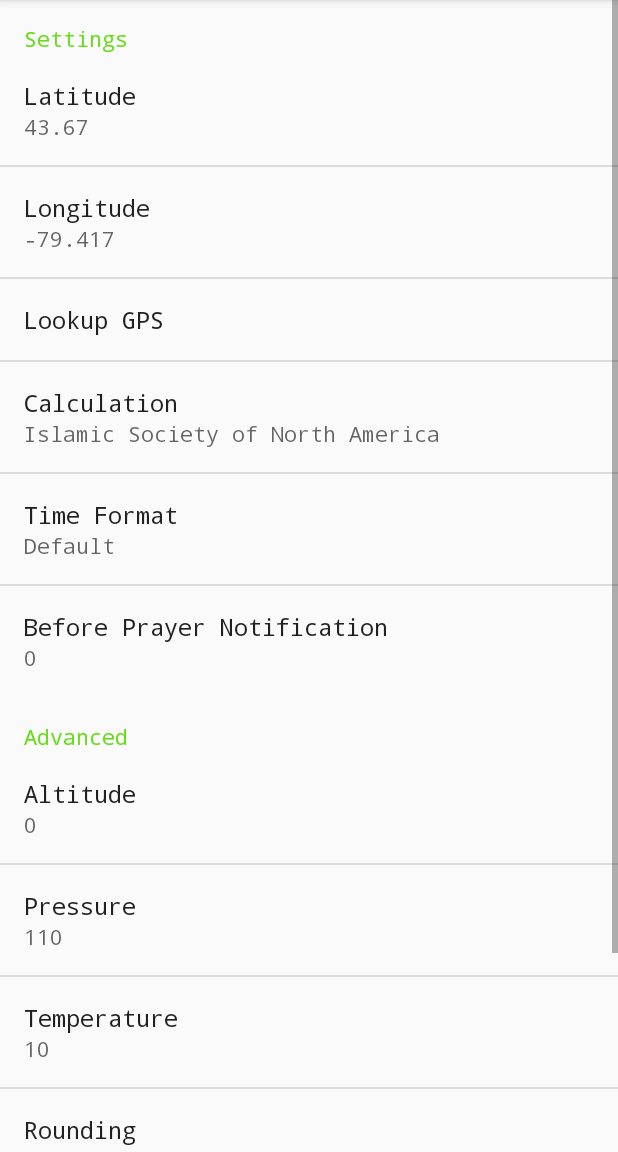
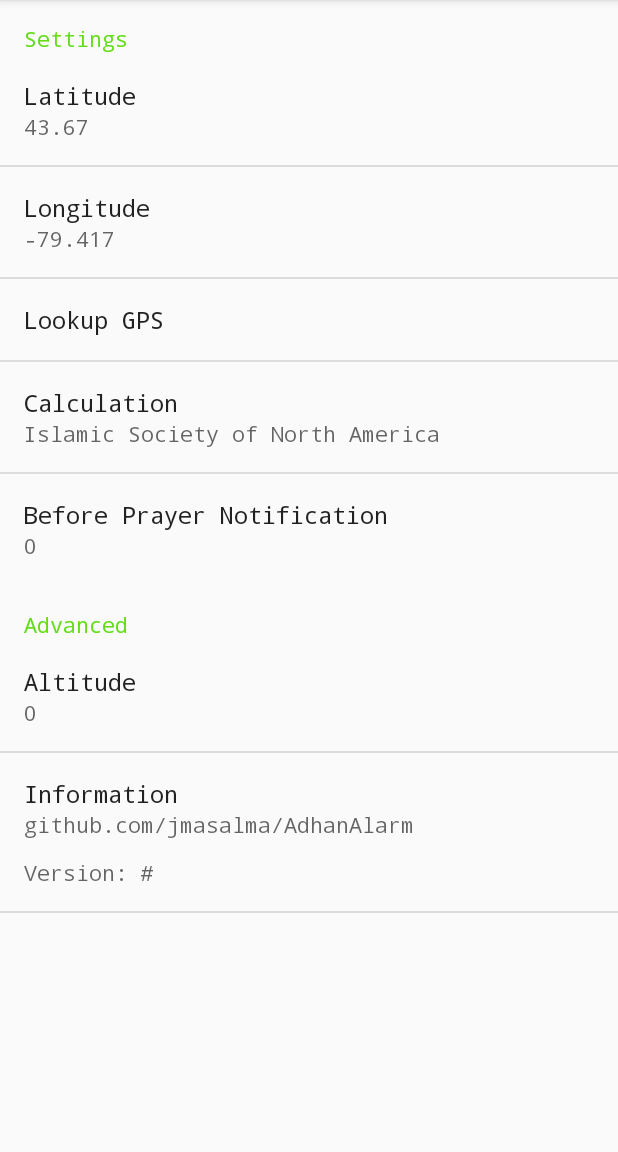
Before and after one commit to jmasalma/AdhanAlarm3, an Android app built with Jetpack Compose: the fragment SettingsFragment shown on its own in the app's theme, on a phone screen of 412 x 824 dp, the part 84-1236 px from its top. Run offline under Robolectric (Android 15) with nearby library versions, the phone set to English and light mode, and no system bars; 8 statements that could not run were skipped.

Commit message:
feat: Remove Time Format, Pressure, Temperature, Rounding, and Offset options

```diff
--- a/app/src/main/java/islam/adhanalarm/SettingsFragment.java
+++ b/app/src/main/java/islam/adhanalarm/SettingsFragment.java
@@ -33,10 +33,7 @@ public class SettingsFragment extends PreferenceFragment implements SharedPrefer
             "latitude",
             "longitude",
             "beforePrayerNotification",
-            "altitude",
-            "pressure",
-            "temperature",
-            "offsetMinutes"
+            "altitude"
     ));
     private SharedPreferences mEncryptedSharedPreferences;
     private MainViewModel mViewModel;
--- a/app/src/main/res/xml/settings.xml
+++ b/app/src/main/res/xml/settings.xml
@@ -22,13 +22,6 @@
             android:entries="@array/calculation_methods"
             android:entryValues="@array/calculation_methods_values"
             android:defaultValue="3" />
-        <ListPreference
-            android:key="timeFormatIndex"
-            android:title="@string/time_format"
-            android:summary="%s"
-            android:entries="@array/time_format"
-            android:entryValues="@array/time_format_values"
-            android:defaultValue="0" />
         <EditTextPreference
             android:key="beforePrayerNotification"
             android:title="@string/before_prayer_notification"
@@ -43,28 +36,6 @@
             android:title="@string/altitude"
             android:inputType="numberDecimal"
             android:defaultValue="0" />
-        <EditTextPreference
-            android:key="pressure"
-            android:title="@string/pressure"
-            android:inputType="numberDecimal|numberSigned"
-            android:defaultValue="110" />
-        <EditTextPreference
-            android:key="temperature"
-            android:title="@string/temperature"
-            android:inputType="numberDecimal|numberSigned"
-            android:defaultValue="10" />
-        <ListPreference
-            android:key="roundingTypesIndex"
-            android:title="@string/rounding"
-            android:summary="%s"
-            android:entries="@array/rounding_types"
-            android:entryValues="@array/rounding_types_values"
-            android:defaultValue="2" />
-        <EditTextPreference
-            android:key="offsetMinutes"
-            android:title="@string/offset"
-            android:inputType="number|numberSigned"
-            android:defaultValue="0" />
     </PreferenceCategory>
 
     <Preference
```
